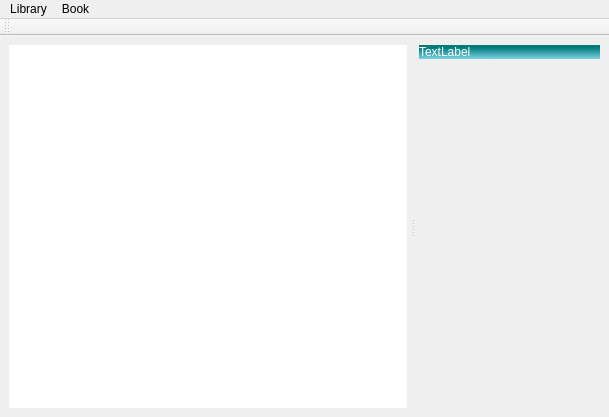
Old version of the form src/main.ui in the repository chrmorais/aranduka.
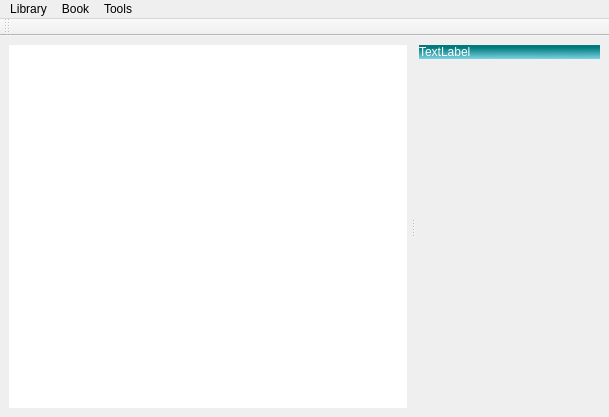
New version of the form. Icons and pictures are not drawn.

Commit message: New plugin class: tools

What changed in the file:
```diff
--- a/src/main.ui
+++ b/src/main.ui
@@ -256,8 +256,14 @@
     <addaction name="separator"/>
     <addaction name="actionFind"/>
    </widget>
+   <widget class="QMenu" name="menuTools">
+    <property name="title">
+     <string>Tools</string>
+    </property>
+   </widget>
    <addaction name="menuLibrary"/>
    <addaction name="menuBook"/>
+   <addaction name="menuTools"/>
   </widget>
   <widget class="QToolBar" name="searchBar">
    <property name="windowTitle">
```
Left out of the diff: 4 changed lines with no effect on the pictures. The commit also changes 2 other files.
